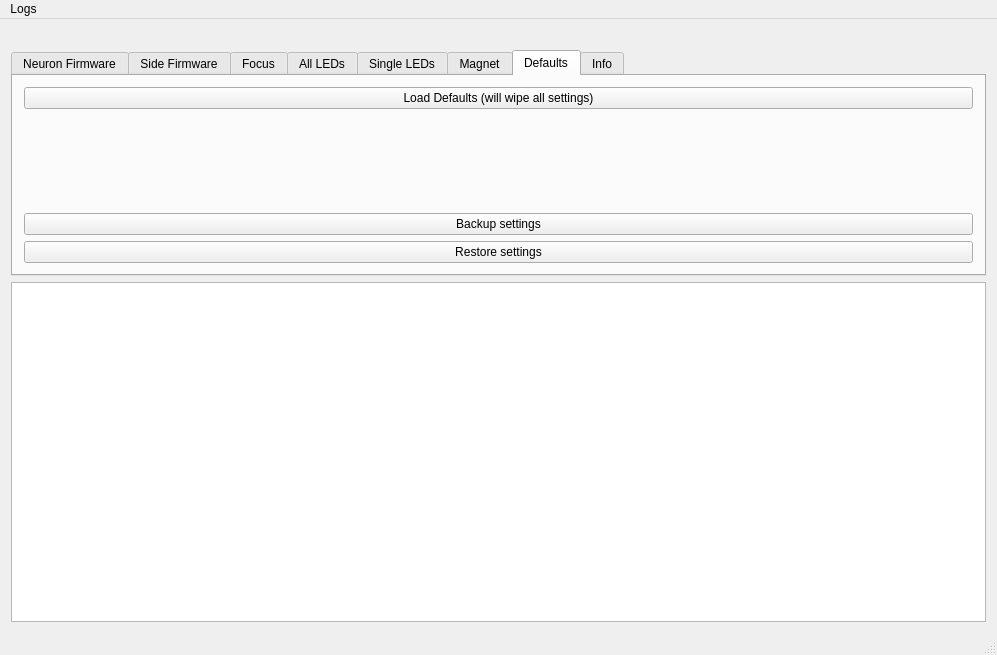
This is combined_tests/mainwindow.ui in Dygmalab/assembly_tests as Qt 5 draws it before an edit. The edited form follows.
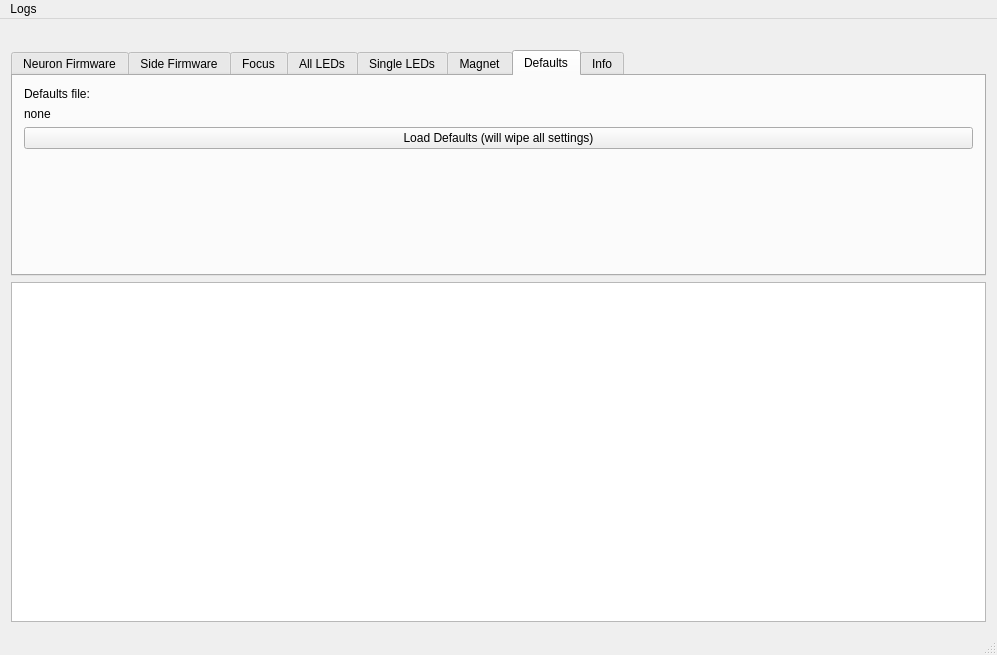
This is the edited form. The open tabs and pages were chosen to show the change. Icons and pictures are not drawn.

```diff
--- a/combined_tests/mainwindow.ui
+++ b/combined_tests/mainwindow.ui
@@ -382,7 +382,27 @@
          <layout class="QHBoxLayout" name="horizontalLayout_3">
           <item>
            <layout class="QGridLayout" name="gridLayout_3">
+            <item row="3" column="0">
+             <spacer name="verticalSpacer_2">
+              <property name="orientation">
+               <enum>Qt::Vertical</enum>
+              </property>
+              <property name="sizeHint" stdset="0">
+               <size>
+                <width>20</width>
+                <height>40</height>
+               </size>
+              </property>
+             </spacer>
+            </item>
             <item row="0" column="0">
+             <widget class="QLabel" name="label_6">
+              <property name="text">
+               <string>Defaults file:</string>
+              </property>
+             </widget>
+            </item>
+            <item row="2" column="0">
              <widget class="QPushButton" name="load_defaults">
               <property name="text">
                <string>Load Defaults (will wipe all settings)</string>
@@ -390,29 +410,9 @@
              </widget>
             </item>
             <item row="1" column="0">
-             <spacer name="verticalSpacer_2">
-              <property name="orientation">
-               <enum>Qt::Vertical</enum>
-              </property>
-              <property name="sizeHint" stdset="0">
-               <size>
-                <width>20</width>
-                <height>40</height>
-               </size>
-              </property>
-             </spacer>
-            </item>
-            <item row="2" column="0">
-             <widget class="QPushButton" name="backup_settings">
+             <widget class="QLabel" name="label_defaults_file">
               <property name="text">
-               <string>Backup settings</string>
-              </property>
-             </widget>
-            </item>
-            <item row="3" column="0">
-             <widget class="QPushButton" name="restore_settings">
-              <property name="text">
-               <string>Restore settings</string>
+               <string>none</string>
               </property>
              </widget>
             </item>
```
Left out of the diff: 22 changed lines with no effect on the pictures.
